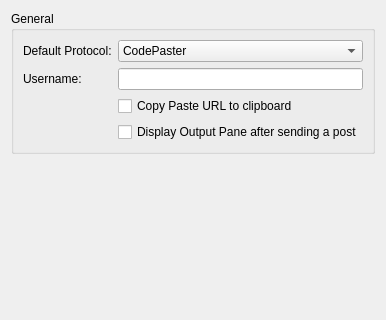
qt-creator/qt-creator, file src/plugins/cpaster/settingspage.ui: the form before one commit.
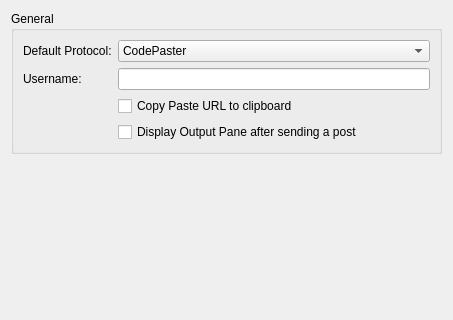
The form after the commit.

```diff
--- a/src/plugins/cpaster/settingspage.ui
+++ b/src/plugins/cpaster/settingspage.ui
@@ -6,7 +6,7 @@
    <rect>
     <x>0</x>
     <y>0</y>
-    <width>362</width>
+    <width>453</width>
     <height>320</height>
    </rect>
   </property>
```
Left out of the diff: 4 changed lines with no effect on the pictures.
